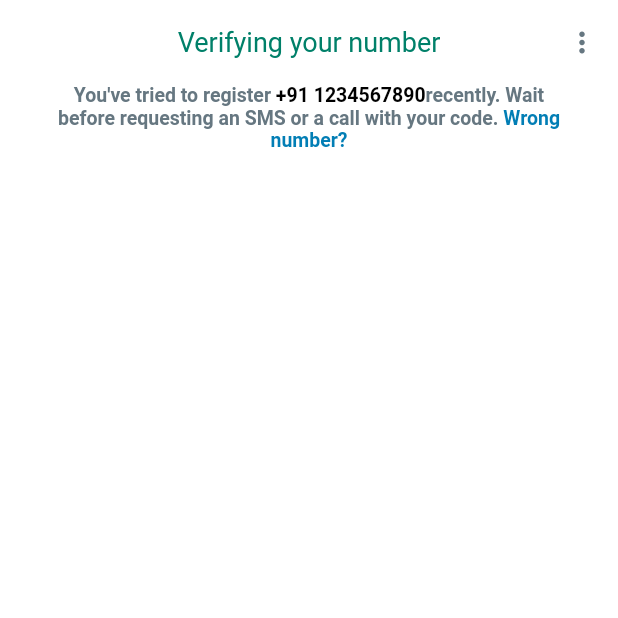
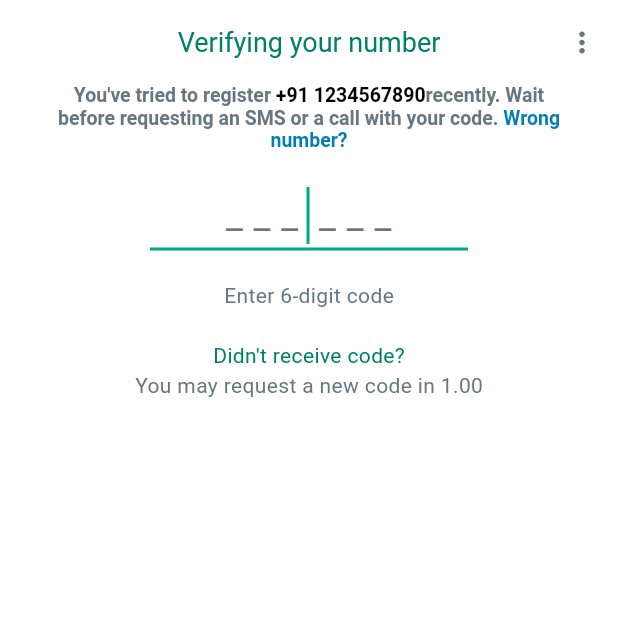
Before and after one commit to SmitaPatel19/My_Whatsapp, a Flutter app: the VerifyCodeSMSPage screen opened directly with empty values, on a phone screen of 412 x 824 dp, the top half of it. Run offline on Flutter 3.47's test engine with Material 3 defaults, Android fonts, the phone set to English and light mode, and no system bars; our stand-ins replace camera, cloud_firestore, country_picker, emoji_picker_flutter, firebase_auth, firebase_core and 3 more; accounts and stored records are empty.

```diff
--- a/lib/Pages/VerifyCodeSMSPage.dart
+++ b/lib/Pages/VerifyCodeSMSPage.dart
@@ -1,27 +1,37 @@
 import 'package:flutter/material.dart';
+import 'package:flutter_riverpod/flutter_riverpod.dart';
 import 'package:my_whatsapp/Extension/customThemeExtension.dart';
+import 'package:my_whatsapp/Model/colors.dart';
+import 'package:my_whatsapp/auth/controller/auth_controller.dart';
 
-class VerifyCodeSMSPage extends StatefulWidget {
+class VerifyCodeSMSPage extends ConsumerWidget {
   const VerifyCodeSMSPage({super.key,
-    required this.verificationId,
+    required this.smsCodeId,
     required this.phoneNumber,
   });
 
-  final String verificationId;
+  final String smsCodeId;
   final String phoneNumber;
 
+  void verifySmsCode(
+    BuildContext context,
+    WidgetRef ref,
+    String smsCode,
+  ){
+    ref.read(authControllerProvider).verifySmsCode(
+        context: context,
+        smsCodeId: smsCodeId,
+        smsCode: smsCode,
+        mounted: true,
+    );
+  }
 
   @override
-  State<VerifyCodeSMSPage> createState() => _VerifyCodeSMSPageState();
-}
-
-class _VerifyCodeSMSPageState extends State<VerifyCodeSMSPage> {
-  @override
-  Widget build(BuildContext context) {
+  Widget build(BuildContext context, WidgetRef ref) {
     return Scaffold(
       appBar: AppBar(
         automaticallyImplyLeading: false,
-        backgroundColor: Theme.of(context).colorScheme.background,
+        backgroundColor: Theme.of(context).scaffoldBackgroundColor,
         elevation: 0,
         title: Text("Verifying your number",style: TextStyle(
           color: context.theme.loginAppbarTextColor,
@@ -89,10 +99,53 @@ class _VerifyCodeSMSPageState extends State<VerifyCodeSMSPage> {
 
               const SizedBox(height: 20,),
 
-              const Padding(
-                padding: EdgeInsets.symmetric(horizontal: 10),
+              Container(
+                padding: const EdgeInsets.symmetric(horizontal: 80),
+                child: TextFormField(
+                  onTap: (){
 
+                  },
+                  onChanged: (value) {
+                    if(value.length==6){
+                      return verifySmsCode(context, ref, value);
+                    }
+                  },
+                  autofocus: true,
+                  cursorColor: Coloors.greenDark,
+                  keyboardType: TextInputType.number,
+                  style: const TextStyle(
+                    fontSize: 25,
+                  ),
+                  textAlign: TextAlign.center,
+                  decoration: InputDecoration(
+                    isDense: true,
+                    hintText: '_ _ _  _ _ _',
+                    hintStyle: TextStyle(color: context.theme.greyColor),
+                    focusedBorder: const UnderlineInputBorder(
+                      borderSide: BorderSide(color: Coloors.greenDark,width: 2,),
+                    ),
+                    enabledBorder: const UnderlineInputBorder(
+                      borderSide: BorderSide(color: Coloors.greenDark,width: 2,),
+                    ),
+                  ),
+                ),
               ),
+
+            const SizedBox(height: 20,),
+
+            Text("Enter 6-digit code",style: TextStyle(
+              color: context.theme.greyColor,
+            ),),
+
+            const SizedBox(height: 20,),
+
+            Text("Didn't receive code?",style: TextStyle(
+              color: context.theme.loginAppbarTextColor,
+            ),),
+
+            Text("You may request a new code in 1.00",style: TextStyle(
+              color: context.theme.greyColor,
+            ),),
           ],
         ),
       ),
```
Also changed, not shown: lib/Extension/customThemeExtension.dart (+18 -2 lines), lib/Pages/LoginPage.dart (+25 -16 lines), lib/Pages/UserInfoPage.dart (added, +116 -0 lines), lib/Pages/VerifyPhoneNumberPage.dart (+15 -4 lines), lib/auth/controller/auth_controller.dart (added, +40 -0 lines), lib/auth/repository/auth_repository.dart (added, +81 -0 lines), lib/main.dart (+6 -1 lines), lib/routes/routes.dart (+8 -5 lines).
